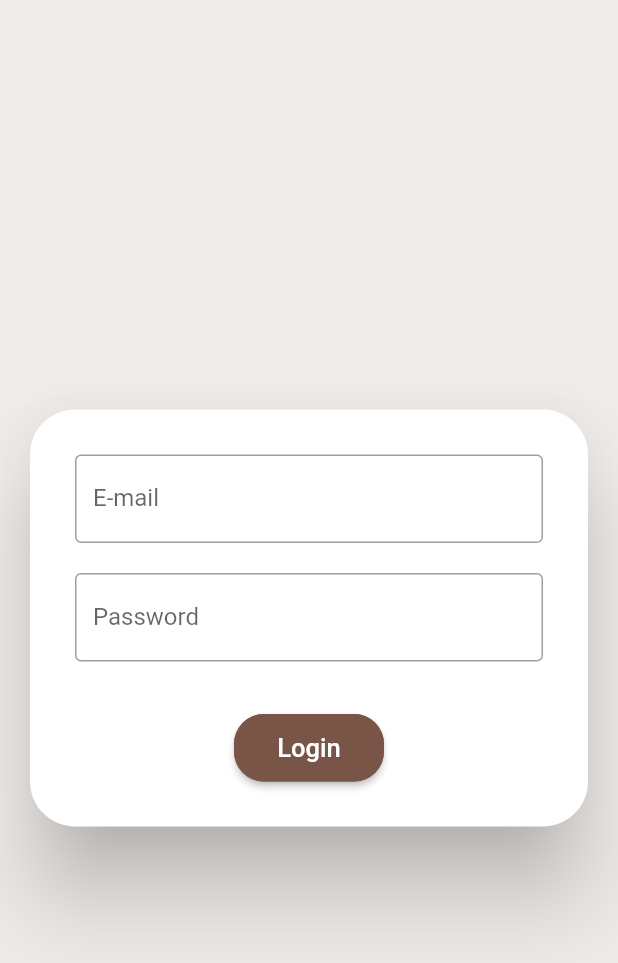
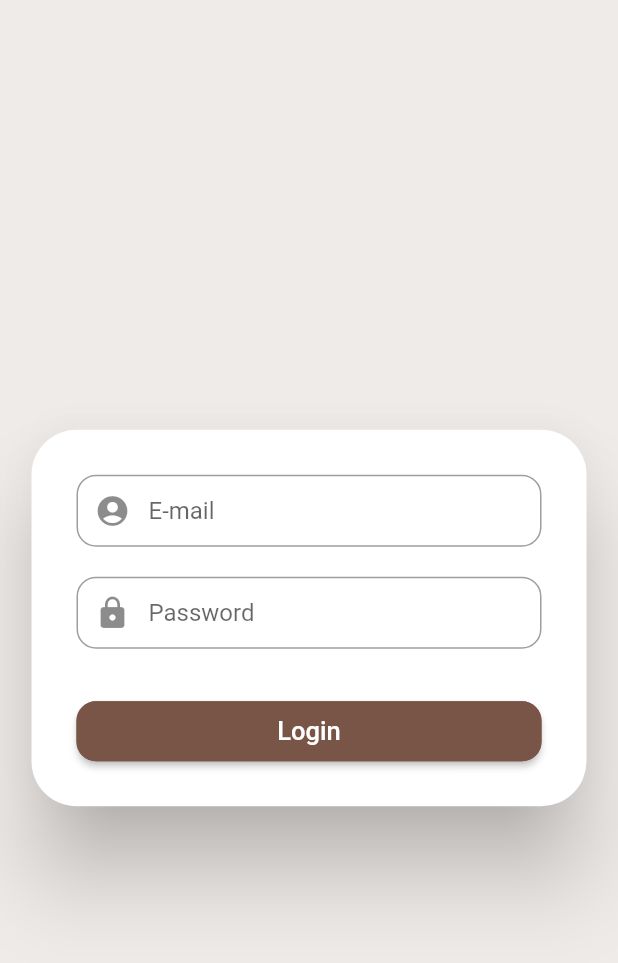
Before and after one commit to pawuload/flutter-notepad, a Flutter app: the screen it shows after launch, on a phone screen of 412 x 824 dp. Shown: the top 963 px of the screen. Run offline on Flutter 3.47's test engine with Material 2 defaults, Android fonts, the phone set to English and light mode, and no system bars; our stand-ins replace cloud_firestore, firebase_core; accounts and stored records are empty.

Commit message:
created widget for textfields and styled them

```diff
--- a/lib/widgets/auth/auth_form.dart
+++ b/lib/widgets/auth/auth_form.dart
@@ -1,4 +1,5 @@
 import 'package:flutter/material.dart';
+import '../auth/text_field.dart';
 
 class AuthForm extends StatefulWidget {
   const AuthForm({Key? key}) : super(key: key);
@@ -22,30 +23,13 @@ class _AuthFormState extends State<AuthForm> {
           child: Column(
             mainAxisSize: MainAxisSize.min,
             children: <Widget>[
-              TextFormField(
-                keyboardType: TextInputType.emailAddress,
-                decoration: const InputDecoration(
-                  labelText: 'E-mail',
-                  border: OutlineInputBorder(),
-                ),
-              ),
-              const SizedBox(
-                height: 20,
-              ),
-              TextFormField(
-                // keyboardType: TextInputType.visiblePassword,
-                obscureText: true,
-                decoration: const InputDecoration(
-                  labelText: 'Password',
-                  border: OutlineInputBorder(),
-                ),
-              ),
+             Fields(),
               const SizedBox(
                 height: 35,
               ),
               SizedBox(
-                width: 100,
-                height: 45,
+                width: 310,
+                height: 40,
                 child: ElevatedButton(
                   child: const Text(
                     'Login',
@@ -55,7 +39,7 @@ class _AuthFormState extends State<AuthForm> {
                   style: ButtonStyle(
                       shape: MaterialStateProperty.all<RoundedRectangleBorder>(
                           RoundedRectangleBorder(
-                    borderRadius: BorderRadius.circular(20),
+                    borderRadius: BorderRadius.circular(13),
                     side: const BorderSide(color: Colors.brown),
                   ))),
                 ),
--- /dev/null
+++ b/lib/widgets/auth/text_field.dart
@@ -0,0 +1,53 @@
+import 'package:flutter/material.dart';
+
+class Fields extends StatelessWidget {
+  const Fields({Key? key}) : super(key: key);
+
+  get prefixIcon => null;
+
+  @override
+  Widget build(BuildContext context) {
+    return Column(
+      children: [
+        SizedBox(
+          width: 310,
+          child: TextFormField(
+            keyboardType: TextInputType.emailAddress,
+            decoration: InputDecoration(
+              contentPadding: const EdgeInsets.symmetric(vertical: 0, horizontal: 10),
+              prefixIcon: prefixIcon??const Icon(Icons.account_circle),
+              hintText: 'E-mail',
+              border: OutlineInputBorder(
+                borderRadius: BorderRadius.circular(13),
+              ),
+            ),
+            style: const TextStyle(
+              fontSize: 16,
+            ),
+          ),
+        ),
+        const SizedBox(
+          height: 20,
+        ),
+        SizedBox(
+          width: 310,
+          child: TextFormField(
+            keyboardType: TextInputType.visiblePassword,
+            obscureText: true,
+            decoration: InputDecoration(
+              contentPadding: const EdgeInsets.symmetric(vertical: 0, horizontal: 10),
+              prefixIcon: prefixIcon??const Icon(Icons.lock),
+              hintText: 'Password',
+              border: OutlineInputBorder(
+                borderRadius: BorderRadius.circular(13),
+              ),
+            ),
+            style: const TextStyle(
+              fontSize: 16,
+            ),
+          ),
+        ),
+      ],
+    );
+  }
+}
```
